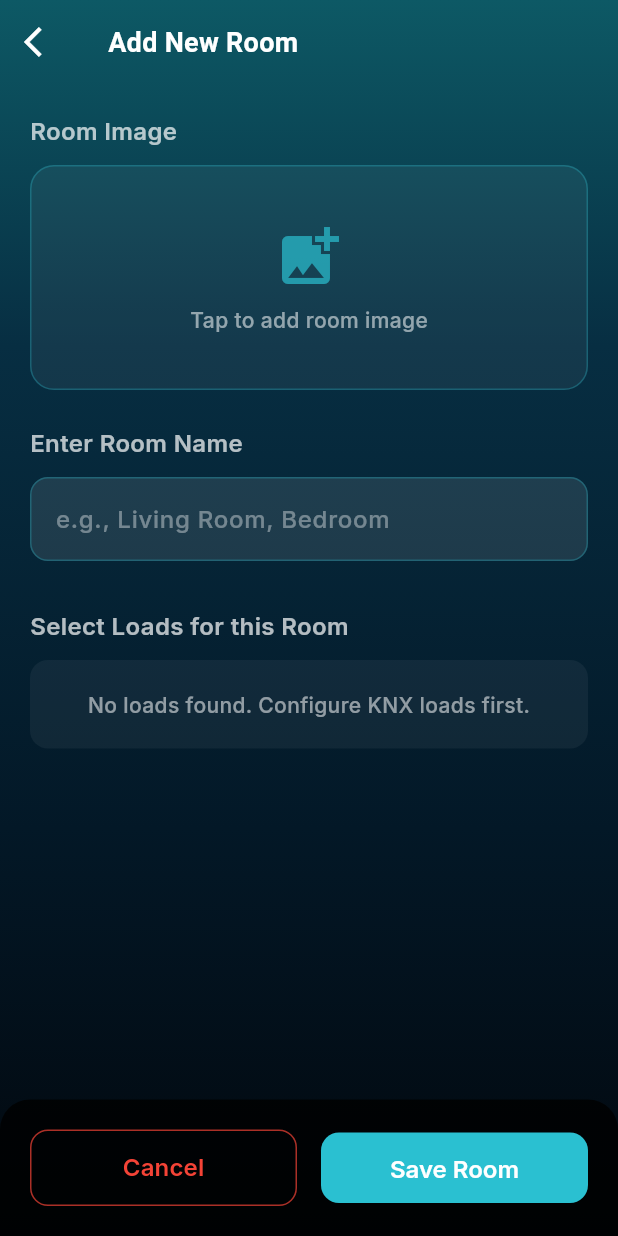
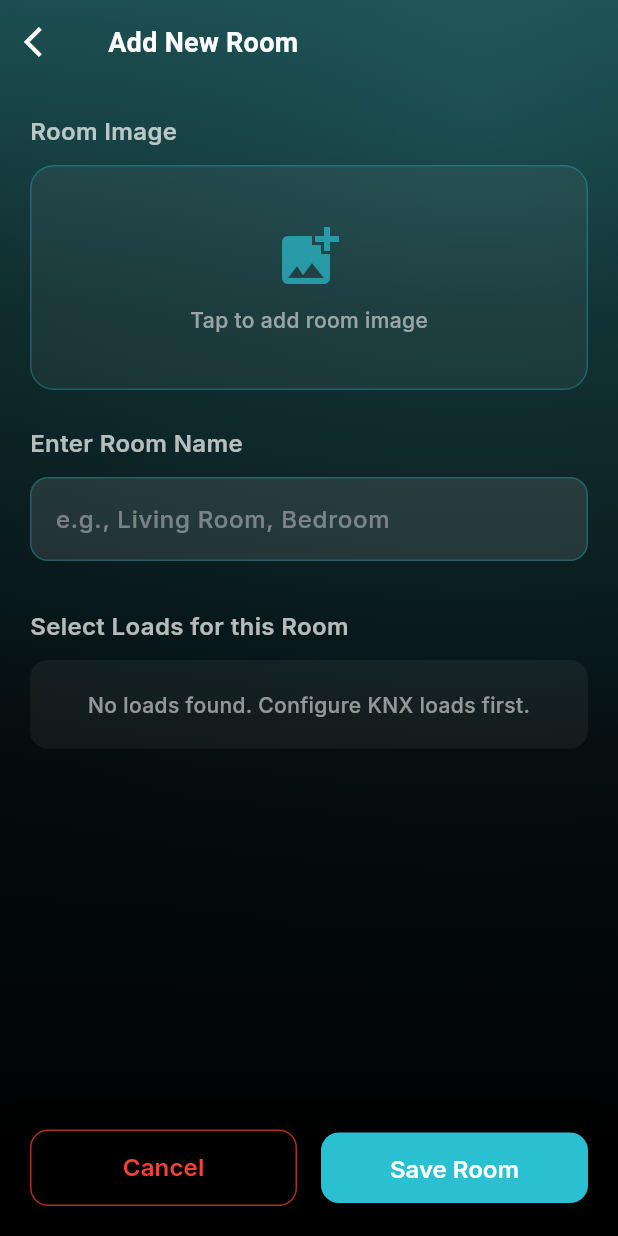
Before and after one commit to purple-claw/OkasHomekit-Native, a Flutter app: the AddRoomScreen screen opened directly, on a phone screen of 412 x 824 dp. Run offline on Flutter 3.47's test engine with Material 3 defaults, Android fonts, the phone set to English and light mode, and no system bars; our stand-ins replace equatable, flutter_secure_storage, flutter_svg, fluttericon, get, google_fonts and 5 more; missing offline and left inert: mqtt_client, network_info_plus, ui_common, wifi_iot; accounts and stored records are empty.

Commit message:
Updated Background Gradient, adn Fixed the Glow with Dark Issue

```diff
--- /dev/null
+++ b/frontend/smart_home_animation/lib/core/theme/aurora_background.dart
@@ -0,0 +1,139 @@
+// lib/core/theme/aurora_background.dart
+//
+// Full-screen background for all non-auth/non-splash screens.
+// Default variant replicates the approved reference image: a smooth
+// vertical teal-to-black gradient with a single soft atmospheric glow
+// in the top-right. Static (zero-animation) so scrolling stays smooth.
+import 'package:flutter/material.dart';
+
+import 'sh_colors.dart';
+
+enum OkasBackground { reference, ocean, spotlight }
+
+/// Flip while testing candidates; the winner becomes the default.
+abstract class OkasBackgroundConfig {
+  static OkasBackground active = OkasBackground.reference;
+}
+
+class AuroraBackground extends StatelessWidget {
+  const AuroraBackground({super.key, this.child, this.variant});
+
+  final Widget? child;
+  final OkasBackground? variant;
+
+  @override
+  Widget build(BuildContext context) {
+    final v = variant ?? OkasBackgroundConfig.active;
+    return DecoratedBox(
+      decoration: BoxDecoration(gradient: _base(v)),
+      child: Stack(
+        fit: StackFit.expand,
+        children: [
+          for (final glow in _glows(v))
+            IgnorePointer(
+              child: DecoratedBox(decoration: BoxDecoration(gradient: glow)),
+            ),
+          if (child != null) child!,
+        ],
+      ),
+    );
+  }
+
+  static Gradient _base(OkasBackground v) {
+    switch (v) {
+      // Exact gradient of the approved reference image: deep teal fading
+      // through dark teal to absolute black, top to bottom.
+      case OkasBackground.reference:
+        return const LinearGradient(
+          begin: Alignment.topCenter,
+          end: Alignment.bottomCenter,
+          colors: [
+            Color(0xFF1B4D4F),
+            Color(0xFF0D2628),
+            Color(0xFF040C0D),
+            Color(0xFF000000),
+          ],
+          stops: [0.0, 0.25, 0.6, 1.0],
+        );
+      case OkasBackground.ocean:
+        return SHColors.backgroundColor;
+      case OkasBackground.spotlight:
+        return const LinearGradient(
+          begin: Alignment.topCenter,
+          end: Alignment.bottomCenter,
+          colors: [Color(0xFF06141E), Color(0xFF02070D)],
+        );
+    }
+  }
+
+  static List<RadialGradient> _glows(OkasBackground v) {
+    switch (v) {
+      // Single atmospheric glow upper-center-right, matching the
+      // reference image. Wide radius + gentle stops = soft, blur-like
+      // falloff with no visible edge.
+      case OkasBackground.reference:
+        return const [
+          RadialGradient(
+            center: Alignment(0.55, -0.85),
+            radius: 1.6,
+            colors: [Color(0x402A6F72), Color(0x1F2A6F72), Color(0x00000000)],
+            stops: [0.0, 0.45, 1.0],
+          ),
+          RadialGradient(
+            center: Alignment(0.55, -0.85),
+            radius: 0.9,
+            colors: [Color(0x242A6F72), Color(0x00000000)],
+            stops: [0.0, 1.0],
+          ),
+        ];
+
+      // Current brand teal ramp kept as base, deepened with a top
+      // spotlight and two corner depth glows.
+      case OkasBackground.ocean:
+        return const [
+          RadialGradient(
+            center: Alignment(0.0, -0.75),
+            radius: 1.0,
+            colors: [Color(0x401DB6C3), Color(0x00000000)],
+            stops: [0.0, 1.0],
+          ),
+          RadialGradient(
+            center: Alignment(0.95, 0.9),
+            radius: 1.2,
+            colors: [Color(0x59007380), Color(0x00000000)],
+            stops: [0.0, 1.0],
+          ),
+          RadialGradient(
+            center: Alignment(-0.8, 0.3),
+            radius: 1.0,
+            colors: [Color(0x302AC0D1), Color(0x00000000)],
+            stops: [0.0, 1.0],
+          ),
+        ];
+
+      // Darkest base; one large soft cyan aurora behind the content area
+      // so the cards sit in a stage of light, corners fall to black.
+      case OkasBackground.spotlight:
+        return const [
+          RadialGradient(
+            center: Alignment(0.0, -0.2),
+            radius: 1.35,
+            colors: [Color(0x302AC0D1), Color(0x102AC0D1), Color(0x00000000)],
+            stops: [0.0, 0.55, 1.0],
+          ),
+          RadialGradient(
+            center: Alignment(-0.85, 0.85),
+            radius: 1.15,
+            colors: [Color(0x4D007380), Color(0x00000000)],
+            stops: [0.0, 1.0],
+          ),
+          RadialGradient(
+            center: Alignment(0.85, -0.85),
+            radius: 1.1,
+            colors: [Color(0x3D00375A), Color(0x00000000)],
+            stops: [0.0, 1.0],
+          ),
+        ];
+    }
+  }
+}
--- a/frontend/smart_home_animation/lib/core/theme/gradientscaffold.dart
+++ b/frontend/smart_home_animation/lib/core/theme/gradientscaffold.dart
@@ -1,6 +1,6 @@
 import 'package:flutter/material.dart';
 
-import 'sh_colors.dart';
+import 'aurora_background.dart';
 
 class GradientScaffold extends StatelessWidget {
   final Widget body;
@@ -24,12 +24,7 @@ class GradientScaffold extends StatelessWidget {
   Widget build(BuildContext context) {
     return Scaffold(
       appBar: appBar,
-      body: Container(
-        decoration: const BoxDecoration(
-          gradient: SHColors.backgroundColor, // Your gradient
-        ),
-        child: body,
-      ),
+      body: AuroraBackground(child: body),
       floatingActionButton: floatingActionButton,
       floatingActionButtonLocation: floatingActionButtonLocation,
       bottomNavigationBar: bottomNavigationBar,
--- a/frontend/smart_home_animation/lib/core/theme/theme.dart
+++ b/frontend/smart_home_animation/lib/core/theme/theme.dart
@@ -1,3 +1,4 @@
+export 'aurora_background.dart';
 export 'sh_colors.dart';
 export 'sh_icons.dart';
 export 'sh_theme.dart';
--- a/frontend/smart_home_animation/lib/features/home/presentation/screens/add_room_screen.dart
+++ b/frontend/smart_home_animation/lib/features/home/presentation/screens/add_room_screen.dart
@@ -341,8 +341,7 @@ class _AddRoomScreenState extends State<AddRoomScreen> {
 
   @override
   Widget build(BuildContext context) {
-    return Container(
-      decoration: const BoxDecoration(gradient: SHColors.backgroundColor),
+    return AuroraBackground(
       child: Scaffold(
         backgroundColor: Colors.transparent,
         appBar: AppBar(
--- a/frontend/smart_home_animation/lib/features/home/presentation/screens/lounge_screen.dart
+++ b/frontend/smart_home_animation/lib/features/home/presentation/screens/lounge_screen.dart
@@ -82,8 +82,7 @@ class _LoungeScreenState extends State<LoungeScreen> {
     final okasService = Provider.of<DirectMQTTService>(context);
 
     if (!okasService.isConnected) {
-      return Container(
-        decoration: const BoxDecoration(gradient: SHColors.backgroundColor),
+      return AuroraBackground(
         child: const Center(
           child: Column(
             mainAxisAlignment: MainAxisAlignment.center,
@@ -107,8 +106,7 @@ class _LoungeScreenState extends State<LoungeScreen> {
 
     final devicesToShow = allDevices.isNotEmpty ? allDevices : allLoads;
 
-    return Container(
-      decoration: const BoxDecoration(gradient: SHColors.backgroundColor),
+    return AuroraBackground(
       child: Scaffold(
         backgroundColor: Colors.transparent,
         body: Column(
--- a/frontend/smart_home_animation/lib/features/home/presentation/screens/room_loads_screen.dart
+++ b/frontend/smart_home_animation/lib/features/home/presentation/screens/room_loads_screen.dart
@@ -52,8 +52,7 @@ class _RoomLoadsScreenState extends State<RoomLoadsScreen> {
         .where((l) => roomLoadIds.contains(l['id']?.toString()))
         .toList();
 
-    return Container(
-      decoration: const BoxDecoration(gradient: SHColors.backgroundColor),
+    return AuroraBackground(
       child: Scaffold(
         backgroundColor: Colors.transparent,
         appBar: AppBar(
--- a/frontend/smart_home_animation/lib/features/home/presentation/screens/scene_screen.dart
+++ b/frontend/smart_home_animation/lib/features/home/presentation/screens/scene_screen.dart
@@ -4,6 +4,7 @@
 // ignore_for_file: unused_element, prefer_final_fields
 
 import 'package:flutter/material.dart';
+import 'package:smart_home_animation/core/theme/aurora_background.dart';
 import 'package:smart_home_animation/core/theme/sh_colors.dart';
 
 class SceneScreen extends StatefulWidget {
@@ -430,8 +431,7 @@ class _SceneScreenState extends State<SceneScreen>
 
   @override
   Widget build(BuildContext context) {
-    return Container(
-      decoration: const BoxDecoration(gradient: SHColors.backgroundColor),
+    return AuroraBackground(
       child: Scaffold(
         backgroundColor: Colors.transparent,
         body: Column(
--- a/frontend/smart_home_animation/lib/features/home/presentation/widgets/lighted_background.dart
+++ b/frontend/smart_home_animation/lib/features/home/presentation/widgets/lighted_background.dart
@@ -1,6 +1,6 @@
 // lib/features/home/presentation/widgets/lighted_background.dart
 import 'package:flutter/material.dart';
-import 'package:smart_home_animation/core/theme/sh_colors.dart';
+import 'package:smart_home_animation/core/theme/aurora_background.dart';
 
 class LightedBackgound extends StatelessWidget {
   const LightedBackgound({super.key, required this.child});
@@ -9,19 +9,10 @@ class LightedBackgound extends StatelessWidget {
 
   @override
   Widget build(BuildContext context) {
-    return Container(
-      decoration: const BoxDecoration(gradient: SHColors.backgroundColor),
+    return AuroraBackground(
       child: Stack(
         fit: StackFit.expand,
         children: [
-          // Brand radial highlight (top-left cyan glow) — gives the
-          // background the same "premium glass" feel as the Keus app
-          // without competing with content.
-          IgnorePointer(
-            child: DecoratedBox(
-              decoration: BoxDecoration(gradient: SHColors.brandRadialGlow),
-            ),
-          ),
           // Subtle vertical wash — slightly brighter at top, dims to
           // black at bottom for contrast against the bottom nav.
           IgnorePointer(
```
